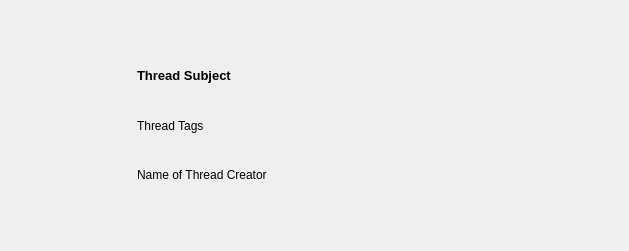
Before: the Qt Designer form threadslistwidget.ui in PeteCastle/SoftwareDesignCaseStudy, drawn with Qt 5.
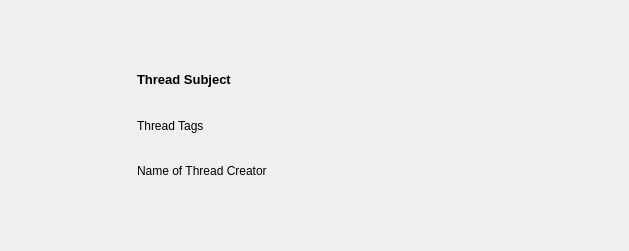
After: the same form once the commit is applied. Icons and pictures are not drawn.

Diff of the .ui file:
```diff
--- a/threadslistwidget.ui
+++ b/threadslistwidget.ui
@@ -163,12 +163,14 @@
    </item>
    <item>
     <layout class="QVBoxLayout" name="verticalLayout">
+     <property name="spacing">
+      <number>0</number>
+     </property>
      <item alignment="Qt::AlignBottom">
       <widget class="QLabel" name="ThreadSubjectLabel">
        <property name="font">
         <font>
          <pointsize>10</pointsize>
-         <weight>75</weight>
          <bold>true</bold>
         </font>
        </property>
```
